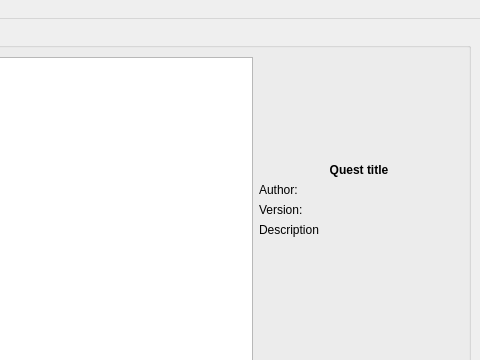
Before: the Qt Designer form gui/src/main_window.ui in solarus-games/solarus, drawn with Qt 5; both pictures show x 320 to 800 and y 0 to 360 of the 800 by 600 pixel window.
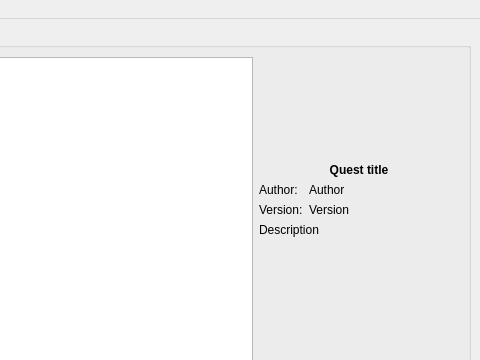
After: the same form once the commit is applied. Icons and pictures are not drawn. Custom widgets are drawn as their Qt base class.

Commit message: Select quest info

```diff
--- a/gui/src/main_window.ui
+++ b/gui/src/main_window.ui
@@ -24,8 +24,6 @@
        <property name="title">
         <string>Quests</string>
        </property>
-       <layout class="QVBoxLayout" name="verticalLayout_4">
-        <item>
          <layout class="QHBoxLayout" name="horizontalLayout">
           <item>
            <layout class="QVBoxLayout" name="vertical_layout_2">
@@ -103,7 +101,7 @@
              </widget>
             </item>
             <item>
-             <widget class="QLabel" name="quest_title_label">
+           <widget class="QLabel" name="quest_title_value">
               <property name="font">
                <font>
                 <weight>75</weight>
@@ -119,21 +117,39 @@
              </widget>
             </item>
             <item>
-             <widget class="QLabel" name="quest_info_label">
+           <layout class="QFormLayout" name="formLayout">
+            <item row="0" column="0">
+             <widget class="QLabel" name="quest_author_label">
               <property name="text">
                <string>Author:</string>
               </property>
              </widget>
             </item>
-            <item>
-             <widget class="QLabel" name="short_description_label">
+            <item row="0" column="1">
+             <widget class="QLabel" name="quest_author_value">
+              <property name="text">
+               <string>Author</string>
+              </property>
+             </widget>
+            </item>
+            <item row="1" column="0">
+             <widget class="QLabel" name="quest_version_label">
               <property name="text">
                <string>Version:</string>
               </property>
              </widget>
             </item>
+            <item row="1" column="1">
+             <widget class="QLabel" name="quest_version_value">
+              <property name="text">
+               <string>Version</string>
+              </property>
+             </widget>
+            </item>
+           </layout>
+          </item>
             <item>
-             <widget class="QLabel" name="long_description">
+           <widget class="QLabel" name="quest_long_description_value">
               <property name="text">
                <string>Description</string>
               </property>
@@ -174,8 +190,6 @@
                 <normaloff>:/images/icon_start.png</normaloff>:/images/icon_start.png</iconset>
               </property>
              </widget>
-            </item>
-           </layout>
           </item>
          </layout>
         </item>
```
Lines whose indentation alone changed are shown as unchanged. The commit also changes 5 other files.
